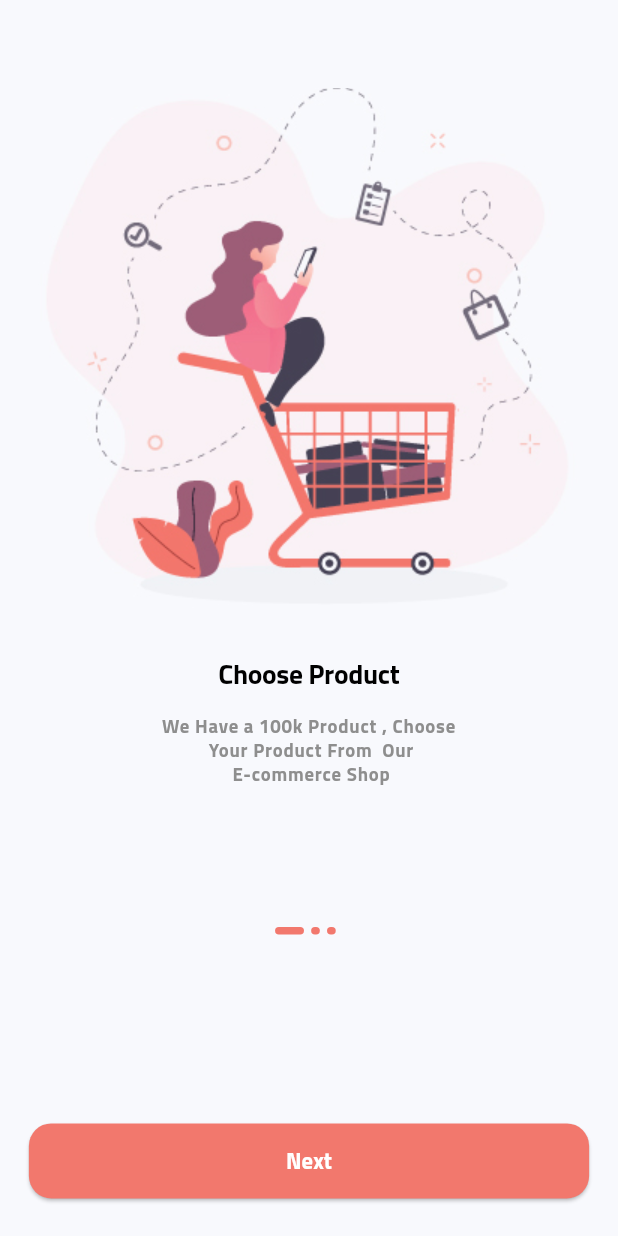
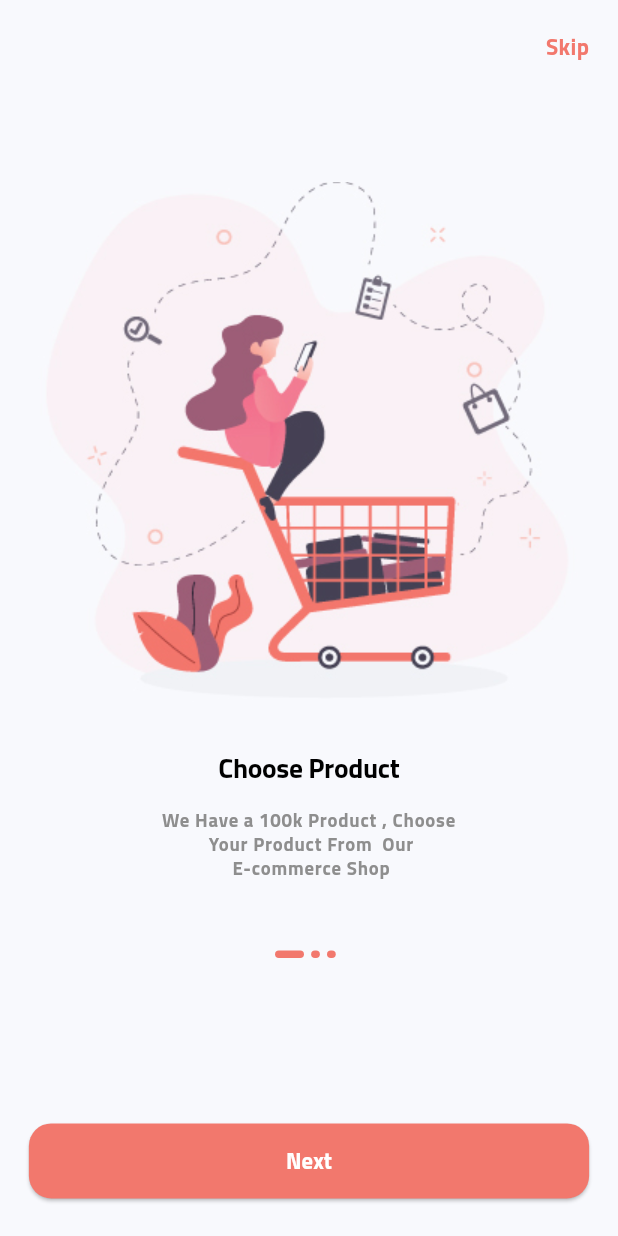
Before and after one commit to maslma/Ecommerce_App, a Flutter app: the screen it shows after launch, after a tap on "Enter", on a phone screen of 412 x 824 dp. Run offline on Flutter 3.47's test engine with Material 2 defaults, Android fonts, the phone set to English and light mode, and no system bars; our stand-ins replace dio, flutter_bloc, flutter_screenutil, shared_preferences; project files that could hold a hidden picture were left out.

Commit message:
add splash and edit onBoarding

```diff
--- a/assets/translate/ar.json
+++ b/assets/translate/ar.json
@@ -28,7 +28,8 @@
   "signUp" : "تسجيل جديد",
   "login" : "تسجيل الدخول",
   "login2" : "تسجيل ",
-  "forgetPassword" : "نسيت رقم المرور ؟"
+  "forgetPassword" : "نسيت رقم المرور ؟",
+  "skip" : "تخطي"
 
 
 }
--- a/assets/translate/en.json
+++ b/assets/translate/en.json
@@ -28,6 +28,7 @@
   "signUp" : "Sign Up",
   "login" : "Login",
   "login2" : "Login",
-  "forgetPassword" : "Forget Password ?"
+  "forgetPassword" : "Forget Password ?",
+  "skip" : "Skip"
 
 }
--- a/lib/main.dart
+++ b/lib/main.dart
@@ -43,7 +43,7 @@ class MyApp extends StatelessWidget {
                   title: 'Ecommerce App',
                   theme: getThemeData(),
                   onGenerateRoute: RoutesGenerator.getRoutes,
-                  initialRoute: Routes.languageRoute,
+                  initialRoute: Routes.splashRoute,
                   locale: state is ChangeLocaleState ? state.locale : null,
                   localizationsDelegates: const [
                     AppLocalizations.delegate,
--- a/lib/presentation/presentation_managers/routes_managers.dart
+++ b/lib/presentation/presentation_managers/routes_managers.dart
@@ -2,6 +2,7 @@ import 'package:ecommerce_app/presentation/screens/auth/views/login_screen.dart'
 import 'package:ecommerce_app/presentation/screens/auth/views/register_screen.dart';
 import 'package:ecommerce_app/presentation/screens/language/views/language_screen.dart';
 import 'package:ecommerce_app/presentation/screens/onboarding/views/onboarding_screen.dart';
+import 'package:ecommerce_app/presentation/screens/splash/splash_view.dart';
 import 'package:flutter/material.dart';
 
 
@@ -22,8 +23,8 @@ class Routes {
 class RoutesGenerator {
   static Route<dynamic> getRoutes(RouteSettings settings) {
     switch (settings.name) {
-      // case Routes.splashRoute:
-      //   return MaterialPageRoute(builder: (_) => const SplashView());
+      case Routes.splashRoute:
+        return MaterialPageRoute(builder: (_) => const SplashView());
       case Routes.onboardingRoute:
         return MaterialPageRoute(builder: (_) => const OnBoardingView());
       case Routes.languageRoute:
--- a/lib/presentation/presentation_managers/string_manager.dart
+++ b/lib/presentation/presentation_managers/string_manager.dart
@@ -3,6 +3,7 @@ class AppStrings {
   static const String lang = "lang";
   static const String arabic = "arabic";
   static const String enter = "enter";
+  static const String skip = "skip";
   static const String ecommerceShop = "ecommerceShop";
   static const String next = "next";
   static const String chooseProduct = "chooseProduct";
--- a/lib/presentation/screens/onboarding/views/onboarding_screen.dart
+++ b/lib/presentation/screens/onboarding/views/onboarding_screen.dart
@@ -1,6 +1,7 @@
 import 'package:ecommerce_app/data/localization/app_lang.dart';
 import 'package:ecommerce_app/presentation/global_widgets/global_button.dart';
 import 'package:ecommerce_app/presentation/presentation_managers/color_managers.dart';
+import 'package:ecommerce_app/presentation/presentation_managers/routes_managers.dart';
 import 'package:ecommerce_app/presentation/presentation_managers/string_manager.dart';
 import 'package:ecommerce_app/presentation/screens/onboarding/view_model/onboarding_cubit.dart';
 import 'package:ecommerce_app/presentation/screens/onboarding/view_model/onboarding_state.dart';
@@ -24,6 +25,28 @@ class OnBoardingView extends StatelessWidget {
               body: SafeArea(
                 child: Column(
                   children: [
+                    Row(
+                      mainAxisAlignment: MainAxisAlignment.end,
+                      children: [
+                        Padding(
+                          padding: EdgeInsets.symmetric(
+                              horizontal: 20.w, vertical: 25.h),
+                          child: GestureDetector(
+                              onTap: () {
+                                Navigator.pushReplacementNamed(
+                                    context, Routes.loginRoute);
+                              },
+                              child: Text(
+                                AppStrings.skip.tr(context),
+                                style: TextStyle(
+                                    fontSize: 18.sp,
+                                    fontWeight: FontWeight.w700,
+                                    color: ColorManager.primaryColor),
+                                textAlign: TextAlign.center,
+                              )),
+                        ),
+                      ],
+                    ),
                     const Expanded(
                       flex: 3,
                       child: CustomSliderOnBoarding(),
--- /dev/null
+++ b/lib/presentation/screens/splash/splash_view.dart
@@ -0,0 +1,70 @@
+import 'dart:async';
+import 'package:ecommerce_app/presentation/presentation_managers/assets_managers.dart';
+import 'package:ecommerce_app/presentation/presentation_managers/color_managers.dart';
+import 'package:ecommerce_app/presentation/presentation_managers/routes_managers.dart';
+import 'package:flutter/material.dart';
+import 'package:flutter_screenutil/flutter_screenutil.dart';
+
+class SplashView extends StatefulWidget {
+  const SplashView({super.key});
+
+  @override
+  State<SplashView> createState() => _SplashViewState();
+}
+
+class _SplashViewState extends State<SplashView> {
+  Timer? _timer;
+
+  _statrtDelay() {
+    _timer = Timer(const Duration(seconds: 3), _goNext);
+  }
+
+  _goNext() {
+    // uId = CachHelper.getData(key: 'uId');
+    // debugPrint(uId);
+    // uId == null
+    //     ?
+    Navigator.pushReplacementNamed(context, Routes.languageRoute);
+        // : Navigator.of(context, rootNavigator: true).pushAndRemoveUntil(
+        //     MaterialPageRoute(
+        //       builder: (context) {
+        //         return const BottomNavBarView();
+        //       },
+        //     ),
+        //     (route) => false,
+        //   );
+  }
+
+  @override
+  void initState() {
+    super.initState();
+    _statrtDelay();
+  }
+
+  @override
+  Widget build(BuildContext context) {
+    return Scaffold(
+      backgroundColor: ColorManager.primaryColor,
+      body: Stack(
+        children: [
+          Positioned(
+            top: 280.h,
+            left: 0,
+            right: 0,
+            child: Image.asset(
+              ImageAssets.logo,
+              height: 400.h,
+              width: 400.w,
+            ),
+          ),
+        ],
+      ),
+    );
+  }
+
+  @override
+  void dispose() {
+    _timer?.cancel();
+    super.dispose();
+  }
+}
```
